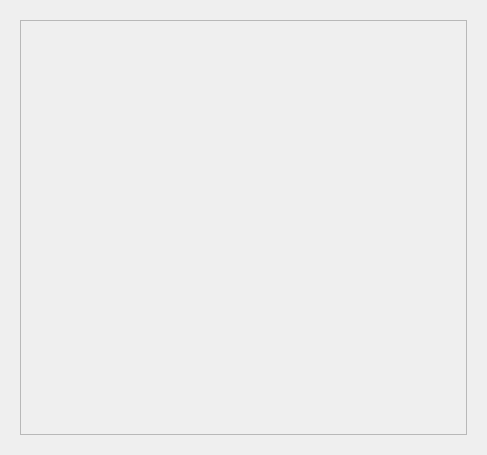
Old version of the form KinMel/beauty_and_health.ui in the repository Prakriti03/Project.
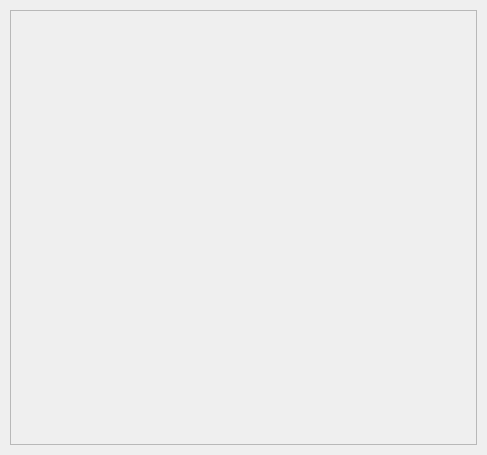
New version of the form.

```diff
--- a/KinMel/beauty_and_health.ui
+++ b/KinMel/beauty_and_health.ui
@@ -13,13 +13,16 @@
   <property name="windowTitle">
    <string>Dialog</string>
   </property>
+  <property name="styleSheet">
+   <string notr="true">Beauty_and_Health{background:black;}</string>
+  </property>
   <widget class="QScrollArea" name="scrollArea">
    <property name="geometry">
     <rect>
-     <x>20</x>
-     <y>20</y>
-     <width>447</width>
-     <height>415</height>
+     <x>10</x>
+     <y>10</y>
+     <width>467</width>
+     <height>435</height>
     </rect>
    </property>
    <property name="widgetResizable">
@@ -30,17 +33,17 @@
      <rect>
       <x>0</x>
       <y>0</y>
-      <width>445</width>
-      <height>413</height>
+      <width>465</width>
+      <height>433</height>
      </rect>
     </property>
     <widget class="QLabel" name="label">
      <property name="geometry">
       <rect>
-       <x>100</x>
-       <y>100</y>
-       <width>91</width>
-       <height>101</height>
+       <x>10</x>
+       <y>10</y>
+       <width>441</width>
+       <height>441</height>
       </rect>
      </property>
      <property name="styleSheet">
```
